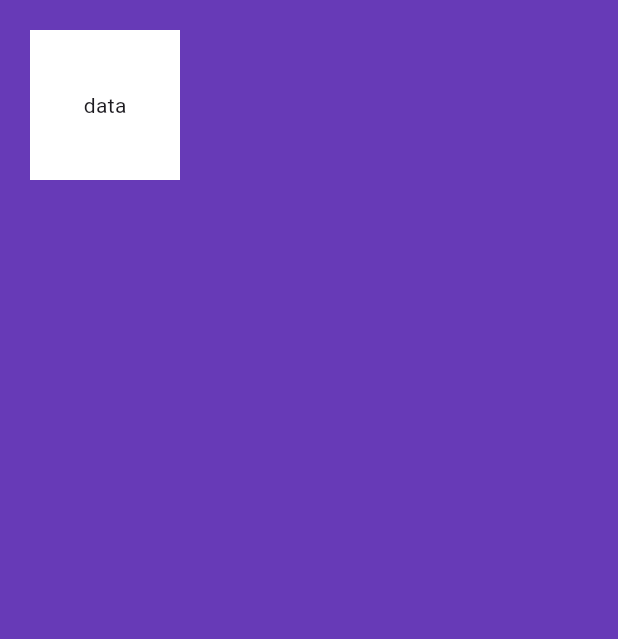
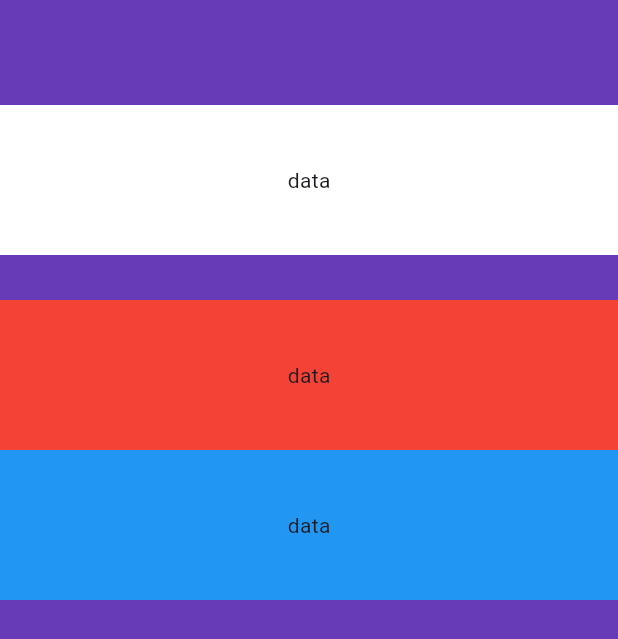
Before and after one commit to Christo790/flutter, a Flutter app: the screen it shows after launch, on a phone screen of 412 x 824 dp. Shown: the top 639 px of the screen. Run offline on Flutter 3.47's test engine with Material 3 defaults, Android fonts, the phone set to English and light mode, and no system bars.

Commit message:
card app

```diff
--- a/lib/main.dart
+++ b/lib/main.dart
@@ -13,12 +13,28 @@ class MyApp extends StatelessWidget {
       home: Scaffold(
         backgroundColor: Colors.deepPurple,
         body: SafeArea(
-          child: Container(
-            margin: EdgeInsets.all(20),
-            height: 100,
-            width: 100,
-            color: Colors.white,
-            child: Center(child: Text('data')),
+          child: Column(
+            crossAxisAlignment: CrossAxisAlignment.stretch,
+            children: [
+              Container(
+                margin: EdgeInsets.only(top: 70),
+                height: 100,
+                color: Colors.white,
+
+                child: Center(child: Text('data')),
+              ),
+              SizedBox(height: 30),
+              Container(
+                height: 100,
+                color: Colors.red,
+                child: Center(child: Text('data')),
+              ),
+              Container(
+                height: 100,
+                color: Colors.blue,
+                child: Center(child: Text('data')),
+              ),
+            ],
           ),
         ),
       ),
```
Also changed, not shown: image/avatar.jpg (added).
